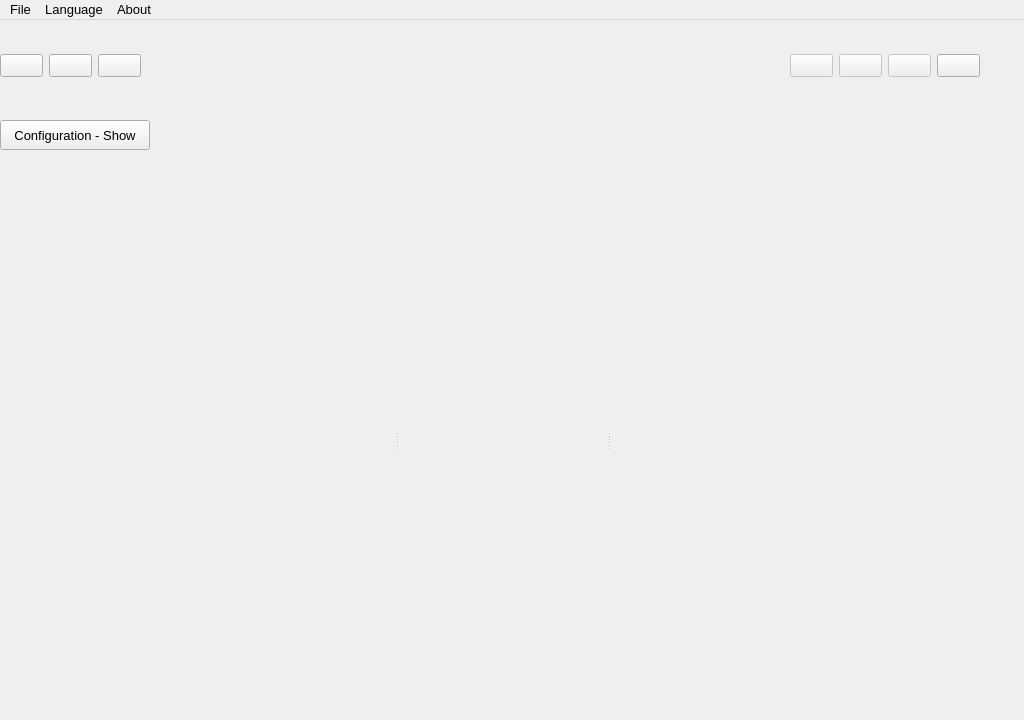
Above: Pandora.ui from KDE/brprint3d before the change. Below: the same form after it.
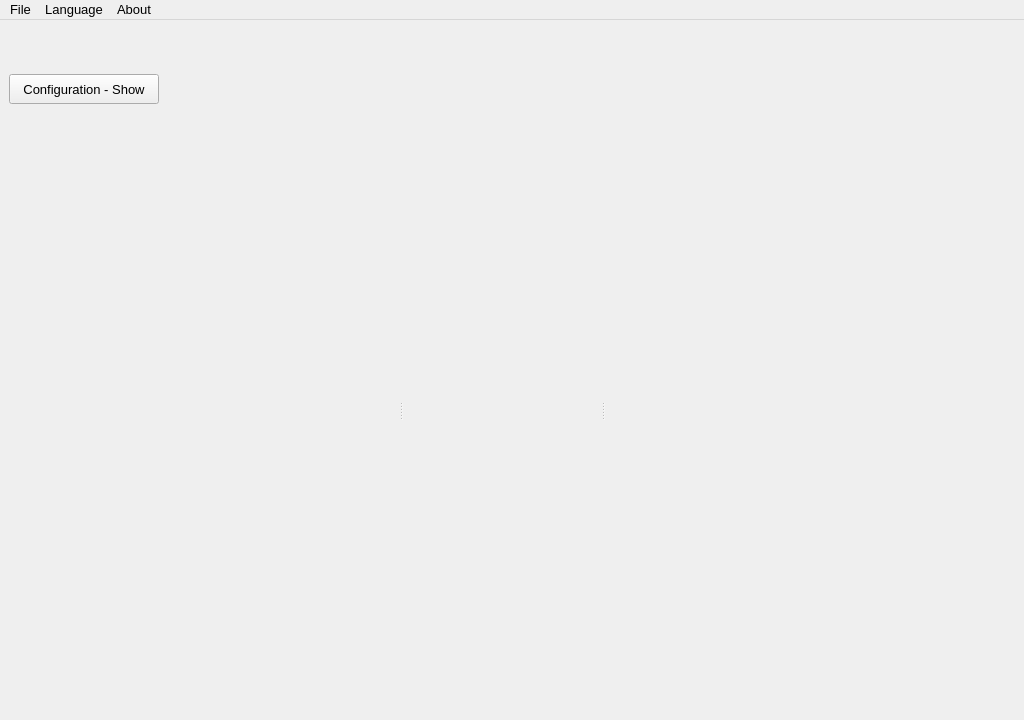
That is the form after the change. Icons and pictures are not drawn. Custom widgets are drawn as their Qt base class.

Diff of the .ui file:
```diff
--- a/Pandora.ui
+++ b/Pandora.ui
@@ -49,311 +49,81 @@
    <enum>Qt::ToolButtonTextUnderIcon</enum>
   </property>
   <widget class="QWidget" name="centralwidget">
-   <widget class="QPushButton" name="bt_hide">
-    <property name="geometry">
-     <rect>
-      <x>0</x>
-      <y>100</y>
-      <width>150</width>
-      <height>30</height>
-     </rect>
-    </property>
-    <property name="maximumSize">
-     <size>
-      <width>150</width>
-      <height>30</height>
-     </size>
-    </property>
-    <property name="text">
-     <string>Configuration - Show</string>
-    </property>
-   </widget>
-   <widget class="QWidget" name="layoutWidget">
-    <property name="geometry">
-     <rect>
-      <x>0</x>
-      <y>0</y>
-      <width>980</width>
-      <height>92</height>
-     </rect>
-    </property>
-    <layout class="QHBoxLayout" name="horizontalLayout">
-     <item>
-      <widget class="QPushButton" name="bt_import">
-       <property name="layoutDirection">
-        <enum>Qt::LeftToRight</enum>
-       </property>
-       <property name="autoFillBackground">
-        <bool>false</bool>
-       </property>
-       <property name="text">
-        <string/>
-       </property>
-       <property name="icon">
-        <iconset resource="images.qrc">
-         <normaloff>:/Icons/Icons/bt-import</normaloff>:/Icons/Icons/bt-import</iconset>
-       </property>
-       <property name="iconSize">
+   <layout class="QGridLayout" name="gridLayout">
+    <item row="0" column="0">
+     <layout class="QHBoxLayout" name="ly_ConteinerLeft"/>
+    </item>
+    <item row="0" column="2">
+     <layout class="QHBoxLayout" name="ly_ConteinerRight"/>
+    </item>
+    <item row="1" column="0">
+     <widget class="QPushButton" name="bt_hide">
+      <property name="maximumSize">
+       <size>
+        <width>150</width>
+        <height>30</height>
+       </size>
+      </property>
+      <property name="text">
+       <string>Configuration - Show</string>
+      </property>
+     </widget>
+    </item>
+    <item row="2" column="0" colspan="3">
+     <widget class="QSplitter" name="splitter">
+      <property name="orientation">
+       <enum>Qt::Horizontal</enum>
+      </property>
+      <widget class="PrinterSettingsWidget" name="_PrinterSettings" native="true">
+       <property name="minimumSize">
         <size>
-         <width>70</width>
-         <height>70</height>
+         <width>390</width>
+         <height>550</height>
         </size>
        </property>
-       <property name="autoDefault">
-        <bool>false</bool>
-       </property>
-       <property name="default">
-        <bool>false</bool>
-       </property>
-       <property name="flat">
-        <bool>false</bool>
-       </property>
-      </widget>
-     </item>
-     <item>
-      <widget class="QPushButton" name="bt_open">
-       <property name="layoutDirection">
-        <enum>Qt::LeftToRight</enum>
-       </property>
-       <property name="autoFillBackground">
-        <bool>false</bool>
-       </property>
-       <property name="text">
-        <string/>
-       </property>
-       <property name="icon">
-        <iconset resource="images.qrc">
-         <normaloff>:/Icons/Icons/bt-file</normaloff>:/Icons/Icons/bt-file</iconset>
-       </property>
-       <property name="iconSize">
+       <property name="maximumSize">
         <size>
-         <width>70</width>
-         <height>70</height>
+         <width>390</width>
+         <height>550</height>
         </size>
        </property>
       </widget>
-     </item>
-     <item>
-      <widget class="QPushButton" name="bt_connect">
-       <property name="layoutDirection">
-        <enum>Qt::LeftToRight</enum>
-       </property>
-       <property name="autoFillBackground">
-        <bool>false</bool>
-       </property>
-       <property name="text">
-        <string/>
-       </property>
-       <property name="icon">
-        <iconset resource="images.qrc">
-         <normaloff>:/Icons/Icons/bt-connect</normaloff>
-         <normalon>:/Icons/Icons/bt-connect-onclick</normalon>:/Icons/Icons/bt-connect</iconset>
-       </property>
-       <property name="iconSize">
-        <size>
-         <width>70</width>
-         <height>70</height>
-        </size>
-       </property>
-       <property name="checkable">
-        <bool>true</bool>
-       </property>
+      <widget class="QWidget" name="horizontalLayoutWidget">
+       <layout class="QHBoxLayout" name="_vtkConteiner"/>
       </widget>
-     </item>
-     <item>
-      <spacer name="horizontalSpacer">
-       <property name="orientation">
-        <enum>Qt::Horizontal</enum>
-       </property>
-       <property name="sizeHint" stdset="0">
+      <widget class="ManualControlWidget" name="_ManualControl" native="true">
+       <property name="minimumSize">
         <size>
-         <width>40</width>
-         <height>20</height>
+         <width>410</width>
+         <height>550</height>
         </size>
        </property>
-      </spacer>
-     </item>
-     <item>
-      <widget class="QLabel" name="label_7">
-       <property name="text">
-        <string/>
-       </property>
-       <property name="pixmap">
-        <pixmap resource="images.qrc">:/Icons/Icons/brlogo.png</pixmap>
-       </property>
-      </widget>
-     </item>
-     <item>
-      <spacer name="horizontalSpacer_2">
-       <property name="orientation">
-        <enum>Qt::Horizontal</enum>
-       </property>
-       <property name="sizeHint" stdset="0">
+       <property name="maximumSize">
         <size>
-         <width>40</width>
-         <height>20</height>
+         <width>410</width>
+         <height>550</height>
         </size>
        </property>
-      </spacer>
-     </item>
-     <item>
-      <widget class="QPushButton" name="bt_play">
-       <property name="enabled">
-        <bool>false</bool>
-       </property>
-       <property name="layoutDirection">
-        <enum>Qt::LeftToRight</enum>
-       </property>
-       <property name="autoFillBackground">
-        <bool>false</bool>
-       </property>
-       <property name="text">
-        <string/>
-       </property>
-       <property name="icon">
-        <iconset resource="images.qrc">
-         <normaloff>:/Icons/Icons/bt-play</normaloff>
-         <disabledon>:/Icons/Icons/bt-play-onclick</disabledon>:/Icons/Icons/bt-play</iconset>
-       </property>
-       <property name="iconSize">
-        <size>
-         <width>70</width>
-         <height>70</height>
-        </size>
-       </property>
-       <property name="checkable">
-        <bool>false</bool>
-       </property>
       </widget>
-     </item>
-     <item>
-      <widget class="QPushButton" name="bt_stop">
-       <property name="enabled">
-        <bool>false</bool>
-       </property>
-       <property name="layoutDirection">
-        <enum>Qt::LeftToRight</enum>
-       </property>
-       <property name="autoFillBackground">
-        <bool>false</bool>
-       </property>
-       <property name="text">
-        <string/>
-       </property>
-       <property name="icon">
-        <iconset resource="images.qrc">
-         <normaloff>:/Icons/Icons/bt-stop</normaloff>:/Icons/Icons/bt-stop</iconset>
-       </property>
-       <property name="iconSize">
-        <size>
-         <width>70</width>
-         <height>70</height>
-        </size>
-       </property>
-       <property name="checkable">
-        <bool>false</bool>
-       </property>
-      </widget>
-     </item>
-     <item>
-      <widget class="QPushButton" name="bt_pause">
-       <property name="enabled">
-        <bool>false</bool>
-       </property>
-       <property name="layoutDirection">
-        <enum>Qt::LeftToRight</enum>
-       </property>
-       <property name="autoFillBackground">
-        <bool>false</bool>
-       </property>
-       <property name="text">
-        <string/>
-       </property>
-       <property name="icon">
-        <iconset resource="images.qrc">
-         <normaloff>:/Icons/Icons/bt-pause</normaloff>
-         <normalon>:/Icons/Icons/bt-pause-onclick</normalon>:/Icons/Icons/bt-pause</iconset>
-       </property>
-       <property name="iconSize">
-        <size>
-         <width>70</width>
-         <height>70</height>
-        </size>
-       </property>
-       <property name="checkable">
-        <bool>true</bool>
-       </property>
-      </widget>
-     </item>
-     <item>
-      <widget class="QPushButton" name="bt_emergency">
-       <property name="layoutDirection">
-        <enum>Qt::LeftToRight</enum>
-       </property>
-       <property name="autoFillBackground">
-        <bool>false</bool>
-       </property>
-       <property name="text">
-        <string/>
-       </property>
-       <property name="icon">
-        <iconset resource="images.qrc">
-         <normaloff>:/Icons/Icons/bt-emergency.png</normaloff>:/Icons/Icons/bt-emergency.png</iconset>
-       </property>
-       <property name="iconSize">
-        <size>
-         <width>70</width>
-         <height>70</height>
-        </size>
-       </property>
-      </widget>
-     </item>
-    </layout>
-   </widget>
-   <widget class="QSplitter" name="splitter">
-    <property name="geometry">
-     <rect>
-      <x>5</x>
-      <y>145</y>
-      <width>1016</width>
-      <height>550</height>
-     </rect>
-    </property>
-    <property name="orientation">
-     <enum>Qt::Horizontal</enum>
-    </property>
-    <widget class="PrinterSettingsWidget" name="PrinterSettings" native="true">
-     <property name="minimumSize">
-      <size>
-       <width>390</width>
-       <height>550</height>
-      </size>
-     </property>
-     <property name="maximumSize">
-      <size>
-       <width>390</width>
-       <height>550</height>
-      </size>
-     </property>
-    </widget>
-    <widget class="QWidget" name="horizontalLayoutWidget">
-     <layout class="QHBoxLayout" name="vtkConteiner"/>
-    </widget>
-    <widget class="QWidget" name="ManualControl" native="true">
-     <property name="minimumSize">
-      <size>
-       <width>410</width>
-       <height>550</height>
-      </size>
-     </property>
-     <property name="maximumSize">
-      <size>
-       <width>410</width>
-       <height>550</height>
-      </size>
-     </property>
-    </widget>
-   </widget>
+     </widget>
+    </item>
+    <item row="0" column="1">
+     <spacer name="horizontalSpacer">
+      <property name="orientation">
+       <enum>Qt::Horizontal</enum>
+      </property>
+      <property name="sizeType">
+       <enum>QSizePolicy::Preferred</enum>
+      </property>
+      <property name="sizeHint" stdset="0">
+       <size>
+        <width>40</width>
+        <height>20</height>
+       </size>
+      </property>
+     </spacer>
+    </item>
+   </layout>
   </widget>
   <widget class="QMenuBar" name="menuBar">
    <property name="geometry">
@@ -561,6 +331,12 @@
    <header>PrinterSettingsWidget.h</header>
    <container>1</container>
   </customwidget>
+  <customwidget>
+   <class>ManualControlWidget</class>
+   <extends>QWidget</extends>
+   <header>ManualControlWidget.h</header>
+   <container>1</container>
+  </customwidget>
  </customwidgets>
  <tabstops>
   <tabstop>bt_hide</tabstop>
```
